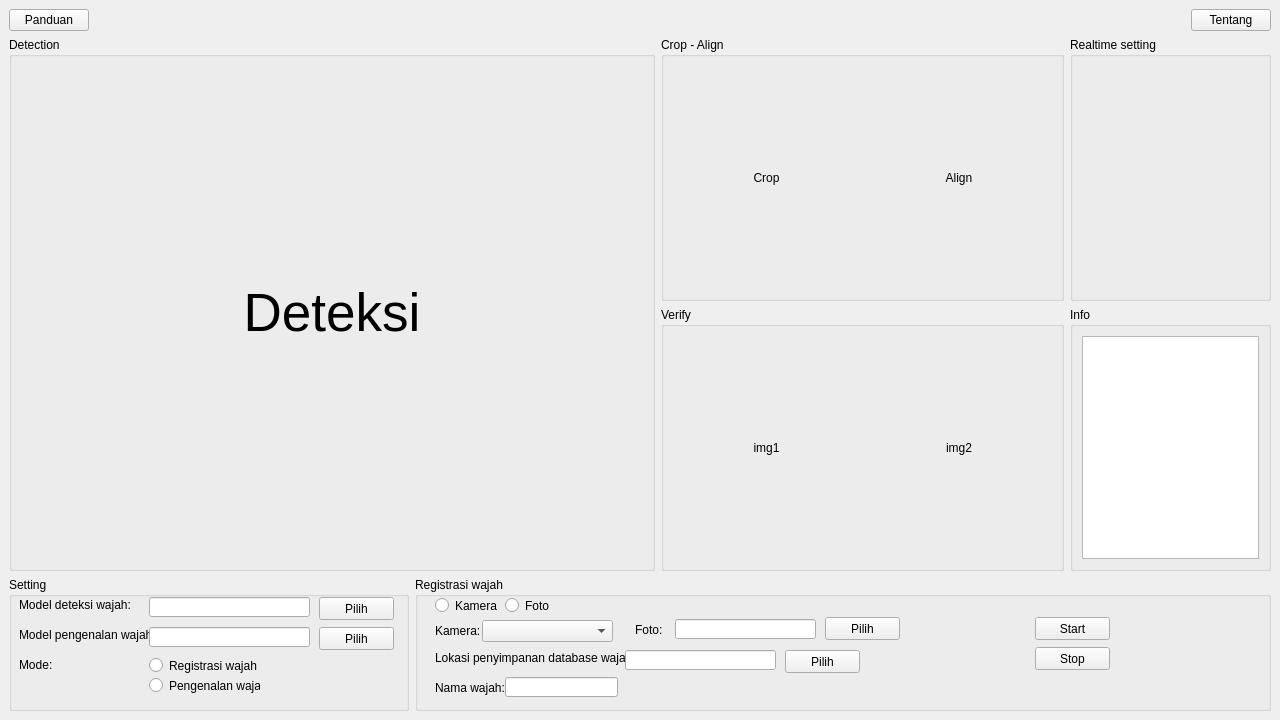
The window that desain_v1.5.ui (yusufpraditya/face-recognition-app) describes before a commit, drawn with Qt 5.
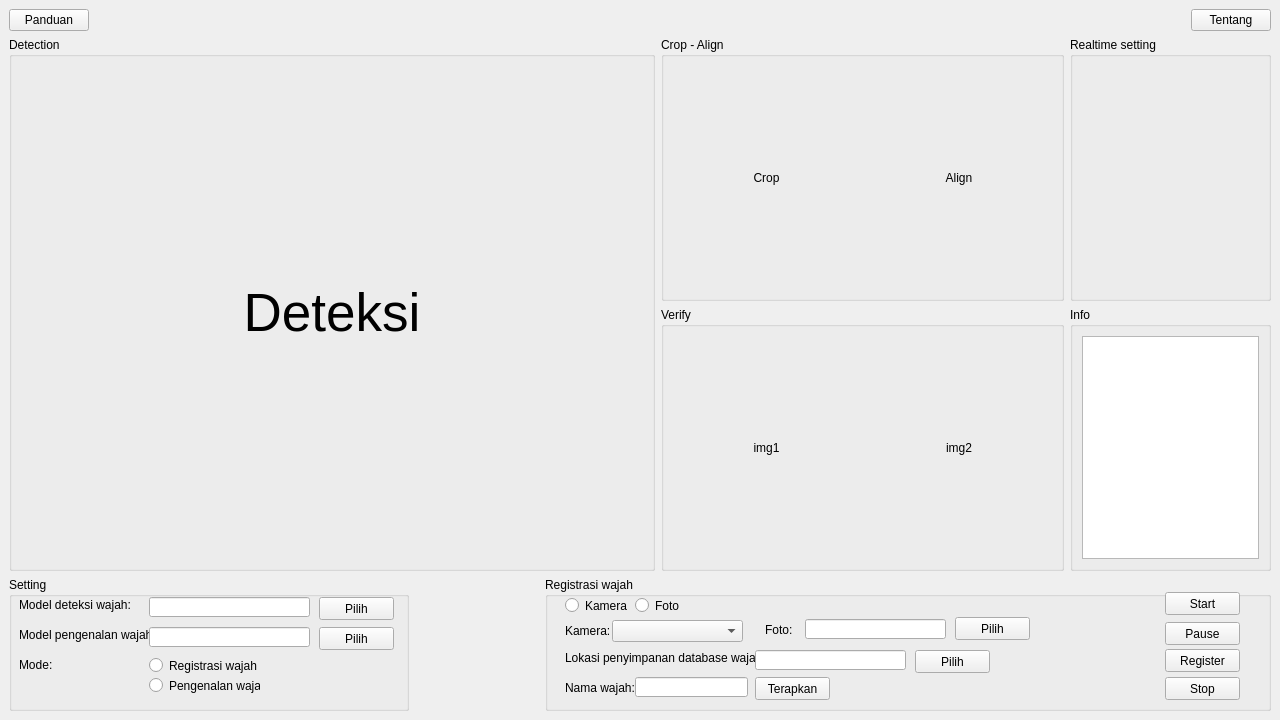
The same window after the commit.

```diff
--- a/desain_v1.5.ui
+++ b/desain_v1.5.ui
@@ -185,7 +185,7 @@
      </layout>
     </item>
     <item>
-     <layout class="QHBoxLayout" name="horizontalLayout_5" stretch="1,1">
+     <layout class="QHBoxLayout" name="horizontalLayout_5" stretch="1,0,1">
       <item>
        <widget class="QGroupBox" name="groupBox">
         <property name="sizePolicy">
@@ -331,6 +331,19 @@
         </widget>
        </widget>
       </item>
+      <item>
+       <spacer name="horizontalSpacer_2">
+        <property name="orientation">
+         <enum>Qt::Horizontal</enum>
+        </property>
+        <property name="sizeHint" stdset="0">
+         <size>
+          <width>130</width>
+          <height>20</height>
+         </size>
+        </property>
+       </spacer>
+      </item>
       <item>
        <widget class="QStackedWidget" name="stackedWidget">
         <property name="sizePolicy">
@@ -524,7 +537,7 @@
              <property name="geometry">
               <rect>
                <x>620</x>
-               <y>40</y>
+               <y>15</y>
                <width>75</width>
                <height>23</height>
               </rect>
@@ -537,7 +550,33 @@
              <property name="geometry">
               <rect>
                <x>620</x>
-               <y>70</y>
+               <y>45</y>
+               <width>75</width>
+               <height>23</height>
+              </rect>
+             </property>
+             <property name="text">
+              <string>Pause</string>
+             </property>
+            </widget>
+            <widget class="QPushButton" name="pushButton_8">
+             <property name="geometry">
+              <rect>
+               <x>210</x>
+               <y>100</y>
+               <width>75</width>
+               <height>23</height>
+              </rect>
+             </property>
+             <property name="text">
+              <string>Terapkan</string>
+             </property>
+            </widget>
+            <widget class="QPushButton" name="pushButton_10">
+             <property name="geometry">
+              <rect>
+               <x>620</x>
+               <y>100</y>
                <width>75</width>
                <height>23</height>
               </rect>
@@ -546,6 +585,19 @@
               <string>Stop</string>
              </property>
             </widget>
+            <widget class="QPushButton" name="pushButton_11">
+             <property name="geometry">
+              <rect>
+               <x>620</x>
+               <y>72</y>
+               <width>75</width>
+               <height>23</height>
+              </rect>
+             </property>
+             <property name="text">
+              <string>Register</string>
+             </property>
+            </widget>
            </widget>
           </item>
          </layout>
```
